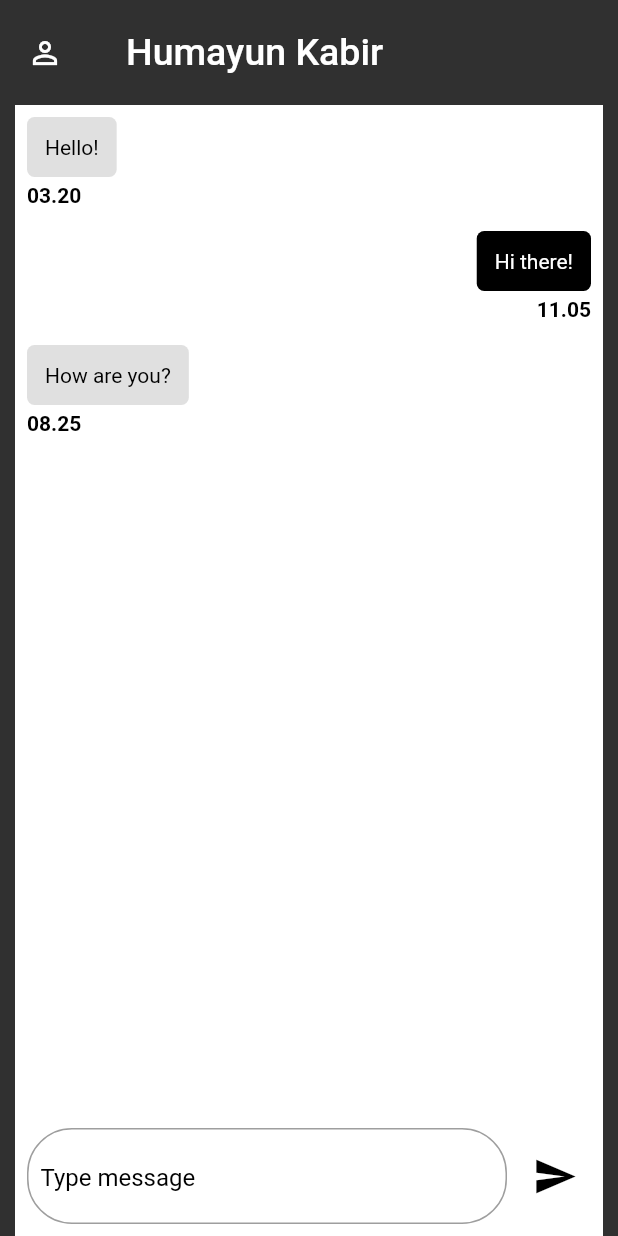
After one commit to humayunkabir11/lost_and_found, a Flutter app: the MessageScreen screen opened directly, on a phone screen of 412 x 824 dp. The commit adds this screen. Run offline on Flutter 3.47's test engine with Material 2 defaults, Android fonts, the phone set to English and light mode, and no system bars; our stand-ins replace cloud_firestore, firebase_auth, firebase_core, firebase_storage, fluttertoast, image_picker; accounts and stored records are empty.

Commit message:
messagescreen

```diff
--- a/lib/auth/registration_screen.dart
+++ b/lib/auth/registration_screen.dart
@@ -4,6 +4,7 @@ import 'package:cloud_firestore/cloud_firestore.dart';
 import 'package:firebase_auth/firebase_auth.dart';
 import 'package:firebase_storage/firebase_storage.dart';
 import 'package:flutter/material.dart';
+import 'package:fluttertoast/fluttertoast.dart';
 import 'package:image_picker/image_picker.dart';
 import 'package:lost_and_found/model/user_model.dart';
 import 'package:lost_and_found/pages/add/add_screen.dart';
@@ -64,6 +65,15 @@ class _SignInPageState extends State<SignInPage> with SingleTickerProviderStateM
     await firebaseFireStore.collection("users").doc(user.uid).set(userModel.toMap());
 
     Navigator.push(context, MaterialPageRoute(builder: (_) => const AddScreen()));
+
+    Fluttertoast.showToast(
+        msg: "Account created successfully",
+        backgroundColor: Colors.green,
+        textColor:Colors.black,
+        fontSize: 14,
+        toastLength: Toast.LENGTH_SHORT,
+        gravity: ToastGravity.BOTTOM
+    );
 
   }
 
@@ -131,7 +141,7 @@ class _SignInPageState extends State<SignInPage> with SingleTickerProviderStateM
                         TextFormField(
                           validator: (value){
                             if(value!.isEmpty){
-                              return 'please give right input';
+                              return 'please give input';
                             }
                           },
                           style: const TextStyle(color: Colors.black),
@@ -155,7 +165,7 @@ class _SignInPageState extends State<SignInPage> with SingleTickerProviderStateM
                         TextFormField(
                           validator: (value){
                             if(value!.isEmpty){
-                              return 'please give right input';
+                              return 'please give input';
                             }
                           },
                           style: const TextStyle(color: Colors.black),
@@ -243,7 +253,7 @@ class _SignInPageState extends State<SignInPage> with SingleTickerProviderStateM
                         TextFormField(
                           validator: (value){
                             if(value!.isEmpty){
-                              return 'please valid value';
+                              return 'please input value';
                             }
                           },
                           keyboardType: TextInputType.emailAddress,
@@ -268,6 +278,7 @@ class _SignInPageState extends State<SignInPage> with SingleTickerProviderStateM
                         const SizedBox(height: 20,),
                         imageFile == null ?
                             Container(
+                            alignment: Alignment.center,
                               height: 100,
                               width: 100,
                               decoration: BoxDecoration(
--- a/lib/auth/signin_screen.dart
+++ b/lib/auth/signin_screen.dart
@@ -1,6 +1,7 @@
 
 import 'package:firebase_auth/firebase_auth.dart';
 import 'package:flutter/material.dart';
+import 'package:fluttertoast/fluttertoast.dart';
 import 'package:lost_and_found/auth/registration_screen.dart';
 import 'package:lost_and_found/pages/add/add_screen.dart';
 
@@ -27,6 +28,8 @@ class _SignInPageState extends State<LogIn> with SingleTickerProviderStateMixin{
       var authCredential = credential.user;
       if(authCredential!.uid.isNotEmpty){
         Navigator.push(context, MaterialPageRoute(builder: (_)=>AddScreen()));
+
+
       }
     } on FirebaseAuthException catch (e) {
       if (e.code == 'user-not-found') {
--- a/lib/main.dart
+++ b/lib/main.dart
@@ -17,7 +17,7 @@ class MyApp extends StatelessWidget {
       title: 'Flutter Demo',
       theme: ThemeData(
          brightness: Brightness.dark,
-        primarySwatch: Colors.blue,
+         primarySwatch: Colors.blue,
       ),
       home: const LogIn()
     );
--- a/lib/pages/bottom_nav_bar.dart
+++ b/lib/pages/bottom_nav_bar.dart
@@ -1,9 +1,9 @@
 import 'package:flutter/cupertino.dart';
 import 'package:flutter/material.dart';
-import 'package:lost_and_found/message/message/message_screen.dart';
 import 'package:lost_and_found/pages/add/add_screen.dart';
 import 'package:lost_and_found/pages/found_screen.dart';
 import 'package:lost_and_found/pages/lost_ screen.dart';
+import 'package:lost_and_found/pages/message/message/message_screen.dart';
 import 'package:lost_and_found/pages/profile_screen.dart';
 
 class BottomNavBar extends StatefulWidget {
--- /dev/null
+++ b/lib/pages/message/message/inner_widget/inner_app_bar.dart
@@ -0,0 +1,61 @@
+import 'package:flutter/material.dart';
+
+
+class InnerAppBar extends StatelessWidget {
+  const InnerAppBar({super.key});
+
+  @override
+  Widget build(BuildContext context) {
+    return Padding(
+      padding: const EdgeInsets.symmetric(horizontal: 18.0, vertical: 10),
+      child: SizedBox(
+        height: 50,
+        width: MediaQuery.of(context).size.width,
+        child: Row(
+          children: [
+            GestureDetector(
+              onTap: (){
+              },
+              child: Icon(Icons.person_outline)
+            ),
+            SizedBox(width: 5,),
+            Container(
+              height: 24,
+              width: 24,
+              decoration: BoxDecoration(
+                  borderRadius: BorderRadius.circular(12)
+              ),
+              // child: SvgPicture.asset(AppIcons.avater),
+            ),
+            SizedBox(width: 5),
+            const Padding(
+              padding: EdgeInsets.all(8.0),
+              child: Text(
+                "Humayun Kabir",
+                style: TextStyle(
+                  fontSize: 25,
+                  fontWeight: FontWeight.w500,
+                  // color: AppColors.blackPrimary,
+                ),
+              ),
+            ),
+            Expanded(
+              child: Padding(
+                padding: const EdgeInsets.only(right: 8.0),
+                child: Container(
+                  alignment: Alignment.centerRight,
+                  height: 24,
+                  width: 24,
+                  decoration: BoxDecoration(
+                    borderRadius: BorderRadius.circular(12)
+                  ),
+                  // child: SvgPicture.asset(AppIcons.phone),
+                ),
+              ),
+            ),
+          ],
+        ),
+      ),
+    );
+  }
+}
--- /dev/null
+++ b/lib/pages/message/message/inner_widget/message_bubble.dart
@@ -0,0 +1,44 @@
+import 'package:flutter/material.dart';
+
+
+class MessageBubble extends StatelessWidget {
+  final String time;
+  final String text;
+  final bool isMe;
+
+  MessageBubble({required this.time, required this.text, required this.isMe});
+
+  @override
+  Widget build(BuildContext context) {
+    final bubbleAlignment = isMe ? CrossAxisAlignment.end : CrossAxisAlignment.start;
+    final bubbleColor = isMe ? const Color(0xff000000) : Colors.black12;
+
+    return Padding(
+      padding: const EdgeInsets.all(8.0),
+      child: Column(
+        crossAxisAlignment: bubbleAlignment,
+        children: [
+          Container(
+            padding: const EdgeInsets.all(12),
+            decoration: BoxDecoration(
+              color: bubbleColor,
+              borderRadius: BorderRadius.circular(5),
+            ),
+            child: Text(
+              text,
+              style: TextStyle(color: isMe ? Colors.white : Colors.black),
+            ),
+          ),
+          const SizedBox(height: 4),
+          Text(
+            time,
+            style: const TextStyle(
+              color: Colors.black,
+              fontWeight: FontWeight.bold,
+            ),
+          ),
+        ],
+      ),
+    );
+  }
+}
--- /dev/null
+++ b/lib/pages/message/message/inner_widget/message_input_field.dart
@@ -0,0 +1,47 @@
+import 'package:flutter/material.dart';
+
+
+class MessageInputField extends StatelessWidget {
+
+  final TextEditingController controller;
+  final VoidCallback onTap;
+
+  const MessageInputField({super.key, required this.controller, required this.onTap});
+  @override
+  Widget build(BuildContext context) {
+    return Container(
+      padding: const EdgeInsets.all(8),
+        color: Colors.white,
+      height: 80,
+      width: MediaQuery.of(context).size.width,
+      child: Row(
+        children: [
+          Expanded(
+            child: Container(
+              padding: const EdgeInsets.all(8),
+              decoration: BoxDecoration(
+                  borderRadius: BorderRadius.circular(30),
+                  border: Border.all(color: Colors.black38),
+                  color: Colors.white
+              ),
+              child: TextField(
+                style: const TextStyle(color: Colors.black),
+                controller: controller,
+                decoration: const InputDecoration(
+                  hintStyle: TextStyle(color: Colors.black),
+                  hintText: 'Type message',
+                  border: InputBorder.none
+                ),
+              ),
+            ),
+          ),
+          const SizedBox(width: 8),
+          IconButton(
+            icon: const Icon(Icons.send,size: 30,color: Colors.black,),
+            onPressed: onTap,
+          ),
+        ],
+      ),
+    );
+  }
+}
--- /dev/null
+++ b/lib/pages/message/message/inner_widget/message_model.dart
@@ -0,0 +1,7 @@
+class Message {
+  final String sender;
+  final String text;
+  final bool isMe;
+
+  Message(this.sender, this.text, this.isMe);
+}
--- /dev/null
+++ b/lib/pages/message/message/message_screen.dart
@@ -0,0 +1,88 @@
+import 'package:flutter/material.dart';
+import 'inner_widget/inner_app_bar.dart';
+import 'inner_widget/message_bubble.dart';
+import 'inner_widget/message_input_field.dart';
+import 'inner_widget/message_model.dart';
+
+class MessageScreen extends StatefulWidget {
+  const MessageScreen({super.key});
+
+  @override
+  State<MessageScreen> createState() => _MessageScreenState();
+}
+
+class _MessageScreenState extends State<MessageScreen> {
+  final TextEditingController messageController = TextEditingController();
+  final ScrollController _scrollController = ScrollController();
+
+  final List<Message> messages = [
+    Message('03.20', 'Hello!', false),
+    Message('11.05', 'Hi there!', true),
+    Message('08.25', 'How are you?', false),
+  ];
+
+  void _scrollToBottom() {
+
+    _scrollController.animateTo(
+      _scrollController.position.extentAfter,
+      duration: const Duration(milliseconds: 50),
+      curve: Curves.ease,
+    );
+  }
+
+  @override
+  Widget build(BuildContext context) {
+    return SafeArea(
+      child: Scaffold(
+        body: Column(
+          children: [
+            const InnerAppBar(),
+            Expanded(
+              flex: 1,
+              child: Padding(
+                padding: const EdgeInsets.symmetric(horizontal: 10.0),
+                child: Container(
+                  color: Colors.white,
+                  width: MediaQuery.of(context).size.width,
+                  child: ListView.builder(
+                    controller: _scrollController,
+                    itemCount: messages.length,
+                    itemBuilder: (BuildContext context, int index) {
+                      final message = messages[index];
+
+                      return MessageBubble(
+                        time: message.sender,
+                        text: message.text,
+                        isMe: message.isMe,
+                      );
+                    },
+                  ),
+                ),
+              ),
+            ),
+            Padding(
+              padding: const EdgeInsets.symmetric(horizontal: 10.0),
+              child: MessageInputField(
+                controller: messageController,
+                onTap: () {
+                  if(messageController.text==""){
+
+                  }else{
+                    TimeOfDay currentTime = TimeOfDay.now();
+                    messages.add(
+                      Message(currentTime.format(context).toString(), messageController.text, true),
+                    );
+                    setState(() {
+                      _scrollToBottom();
+                      messageController.clear();
+                    });
+                  }
+                },
+              ),
+            ),
+          ],
+        ),
+      ),
+    );
+  }
+}
--- a/lib/pages/profile_screen.dart
+++ b/lib/pages/profile_screen.dart
@@ -2,8 +2,8 @@ import 'package:cloud_firestore/cloud_firestore.dart';
 import 'package:firebase_auth/firebase_auth.dart';
 import 'package:flutter/material.dart';
 import 'package:lost_and_found/auth/signin_screen.dart';
-import 'package:lost_and_found/message/message/message_screen.dart';
 import 'package:lost_and_found/model/user_model.dart';
+import 'package:lost_and_found/pages/message/message/message_screen.dart';
 
 class ProfileScreen extends StatefulWidget {
   const ProfileScreen({super.key});
@@ -164,9 +164,7 @@ class _ProfileScreenState extends State<ProfileScreen> {
                   Column(
                     crossAxisAlignment: CrossAxisAlignment.start,
                     children: [
-                      Text(
-                        currentUser.name ?? "",style: const TextStyle(color: Colors.blue,fontSize: 18),
-                      ),
+                      Text(currentUser.name ?? "",style: const TextStyle(color: Colors.blue,fontSize: 18),),
                       const SizedBox(height: 8),
                       Text(currentUser.email ?? "",style: const TextStyle(color: Colors.blue,fontSize: 18),),
                       const SizedBox(height: 8,),
```
